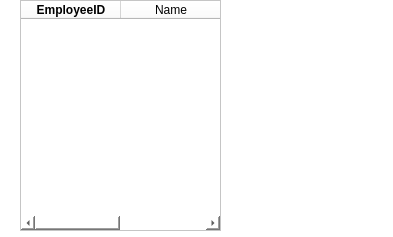
MA-Repos/cuNICS, file TeamOOPS_cuNICS/employeelist.ui: the form before one commit.
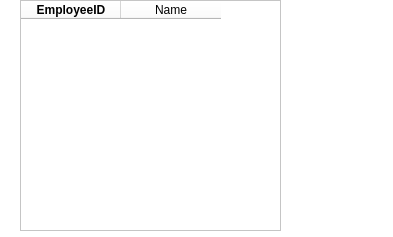
The form after the commit.

The edit to the form file:
```diff
--- a/TeamOOPS_cuNICS/employeelist.ui
+++ b/TeamOOPS_cuNICS/employeelist.ui
@@ -27,15 +27,24 @@
     <rect>
      <x>20</x>
      <y>0</y>
-     <width>201</width>
+     <width>261</width>
      <height>231</height>
     </rect>
    </property>
    <property name="styleSheet">
     <string notr="true">background-color: rgb(255, 255, 255);</string>
    </property>
-   <property name="editTriggers">
-    <set>QAbstractItemView::AnyKeyPressed|QAbstractItemView::DoubleClicked|QAbstractItemView::EditKeyPressed</set>
+   <property name="frameShadow">
+    <enum>QFrame::Raised</enum>
+   </property>
+   <property name="lineWidth">
+    <number>4</number>
+   </property>
+   <property name="midLineWidth">
+    <number>4</number>
+   </property>
+   <property name="sortingEnabled">
+    <bool>true</bool>
    </property>
    <column>
     <property name="text">
```
Left out of the diff: 3 changed lines with no effect on the pictures.
